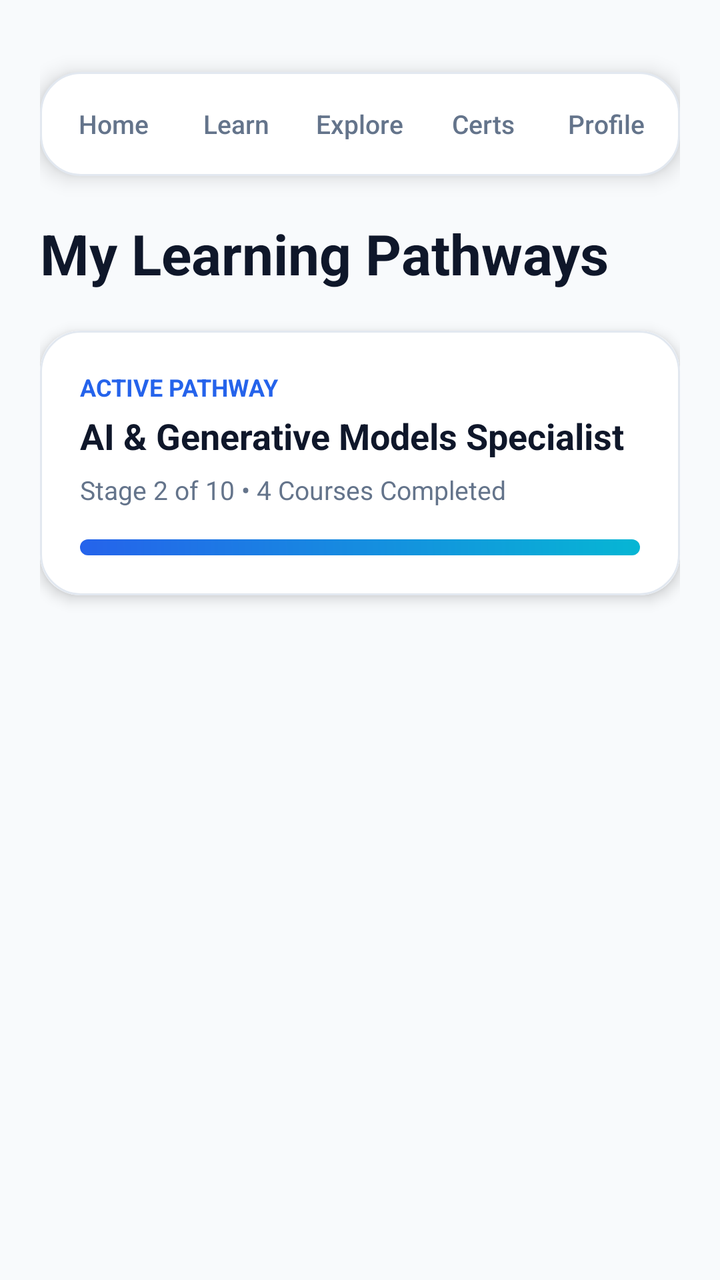
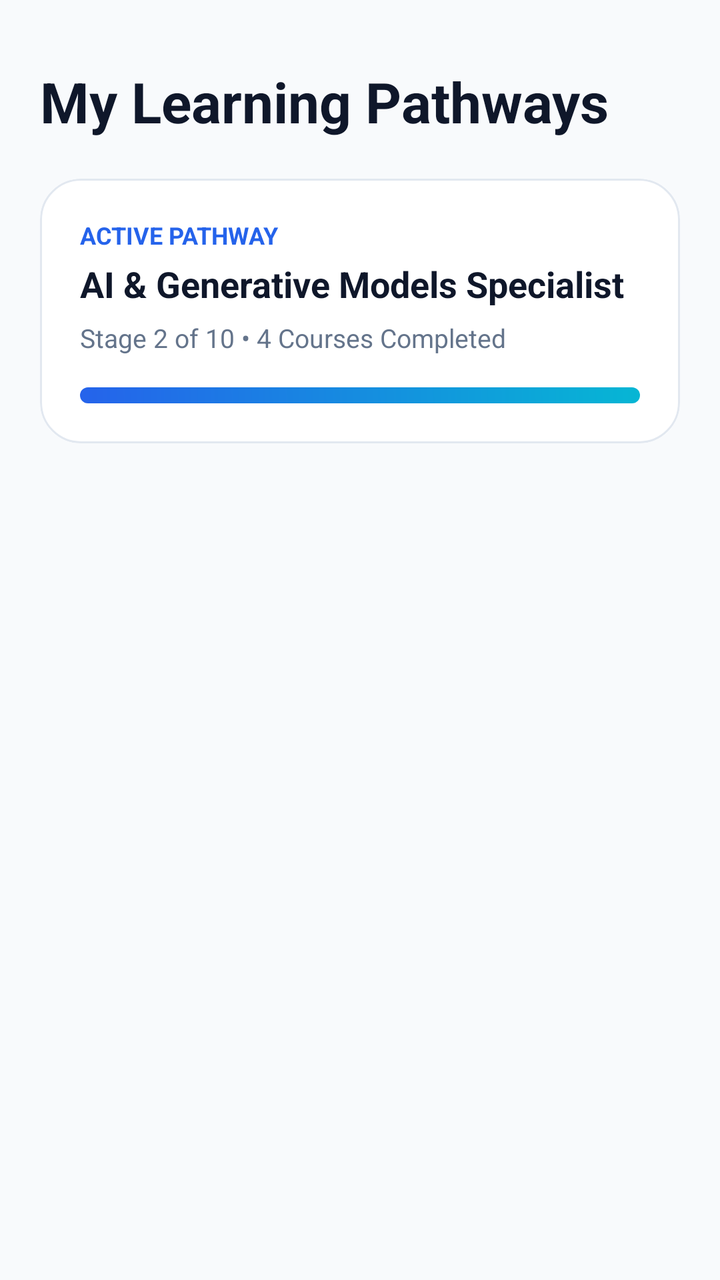

Screens rendered from an Android XML layout before and after an edit, with the pre-edit source and the edit as a unified diff.
<!-- AndroidManifest.xml: application theme Theme.CertifAI -->
<!-- res/layout/fragment_learn.xml -->
<?xml version="1.0" encoding="utf-8"?>
<androidx.constraintlayout.widget.ConstraintLayout xmlns:android="http://schemas.android.com/apk/res/android"
    xmlns:app="http://schemas.android.com/apk/res-auto"
    android:layout_width="match_parent"
    android:layout_height="match_parent"
    android:background="@color/bg_light"
    android:padding="20dp">

    <include
        android:id="@+id/includeTopNav"
        layout="@layout/view_top_nav"
        android:layout_width="0dp"
        android:layout_height="52dp"
        android:layout_marginTop="16dp"
        app:layout_constraintEnd_toEndOf="parent"
        app:layout_constraintStart_toStartOf="parent"
        app:layout_constraintTop_toTopOf="parent" />

    <TextView
        android:id="@+id/tvTitle"
        android:layout_width="0dp"
        android:layout_height="wrap_content"
        android:layout_marginTop="20dp"
        android:text="My Learning Pathways"
        android:textColor="@color/text_primary_light"
        android:textSize="28sp"
        android:textStyle="bold"
        app:layout_constraintEnd_toEndOf="parent"
        app:layout_constraintStart_toStartOf="parent"
        app:layout_constraintTop_toBottomOf="@id/includeTopNav" />

    <androidx.cardview.widget.CardView
        android:id="@+id/cardPathway"
        android:layout_width="0dp"
        android:layout_height="wrap_content"
        android:layout_marginTop="20dp"
        app:cardBackgroundColor="@color/surface_light"
        app:cardCornerRadius="20dp"
        app:cardElevation="4dp"
        app:layout_constraintEnd_toEndOf="parent"
        app:layout_constraintStart_toStartOf="parent"
        app:layout_constraintTop_toBottomOf="@id/tvTitle">

        <LinearLayout
            android:layout_width="match_parent"
            android:layout_height="wrap_content"
            android:background="@drawable/bg_glossy_surface"
            android:orientation="vertical"
            android:padding="20dp">

            <TextView
                android:layout_width="wrap_content"
                android:layout_height="wrap_content"
                android:text="ACTIVE PATHWAY"
                android:textColor="@color/electric_blue"
                android:textSize="12sp"
                android:textStyle="bold" />

            <TextView
                android:layout_width="wrap_content"
                android:layout_height="wrap_content"
                android:layout_marginTop="4dp"
                android:text="AI &amp; Generative Models Specialist"
                android:textColor="@color/text_primary_light"
                android:textSize="18sp"
                android:textStyle="bold" />

            <TextView
                android:layout_width="wrap_content"
                android:layout_height="wrap_content"
                android:layout_marginTop="6dp"
                android:text="Stage 2 of 10 • 4 Courses Completed"
                android:textColor="@color/text_secondary_light"
                android:textSize="13sp" />

            <ProgressBar
                style="@android:style/Widget.ProgressBar.Horizontal"
                android:layout_width="match_parent"
                android:layout_height="8dp"
                android:layout_marginTop="16dp"
                android:max="10"
                android:progress="2"
                android:progressDrawable="@drawable/bg_primary_button" />

        </LinearLayout>
    </androidx.cardview.widget.CardView>

</androidx.constraintlayout.widget.ConstraintLayout>
<!-- res/layout/view_top_nav.xml (included above) -->
<?xml version="1.0" encoding="utf-8"?>
<LinearLayout xmlns:android="http://schemas.android.com/apk/res/android"
    android:id="@+id/llTopNavTabs"
    android:layout_width="match_parent"
    android:layout_height="52dp"
    android:background="@drawable/bg_glossy_surface"
    android:elevation="6dp"
    android:gravity="center"
    android:orientation="horizontal"
    android:padding="6dp">

    <TextView
        android:id="@+id/tabHome"
        android:layout_width="0dp"
        android:layout_height="match_parent"
        android:layout_weight="1"
        android:fontFamily="sans-serif-medium"
        android:gravity="center"
        android:text="Home"
        android:textColor="@color/text_secondary_light"
        android:textSize="13sp" />

    <TextView
        android:id="@+id/tabLearn"
        android:layout_width="0dp"
        android:layout_height="match_parent"
        android:layout_weight="1"
        android:fontFamily="sans-serif-medium"
        android:gravity="center"
        android:text="Learn"
        android:textColor="@color/text_secondary_light"
        android:textSize="13sp" />

    <TextView
        android:id="@+id/tabExplore"
        android:layout_width="0dp"
        android:layout_height="match_parent"
        android:layout_weight="1"
        android:fontFamily="sans-serif-medium"
        android:gravity="center"
        android:text="Explore"
        android:textColor="@color/text_secondary_light"
        android:textSize="13sp" />

    <TextView
        android:id="@+id/tabCertificates"
        android:layout_width="0dp"
        android:layout_height="match_parent"
        android:layout_weight="1"
        android:fontFamily="sans-serif-medium"
        android:gravity="center"
        android:text="Certs"
        android:textColor="@color/text_secondary_light"
        android:textSize="13sp" />

    <TextView
        android:id="@+id/tabProfile"
        android:layout_width="0dp"
        android:layout_height="match_parent"
        android:layout_weight="1"
        android:fontFamily="sans-serif-medium"
        android:gravity="center"
        android:text="Profile"
        android:textColor="@color/text_secondary_light"
        android:textSize="13sp" />
</LinearLayout>
<!-- resources referenced by this layout -->
<resources>
  <color name="bg_light">#F8FAFC</color>
  <color name="electric_blue">#2563EB</color>
  <color name="surface_light">#FFFFFF</color>
  <color name="text_primary_light">#0F172A</color>
  <color name="text_secondary_light">#64748B</color>
  <!-- drawable bg_glossy_surface (drawable) -->
  <?xml version="1.0" encoding="utf-8"?>
  <shape xmlns:android="http://schemas.android.com/apk/res/android"
      android:shape="rectangle">
      <solid android:color="@color/surface_light" />
      <corners android:radius="20dp" />
      <stroke
          android:width="1dp"
          android:color="@color/border_light" />
  </shape>
  <!-- drawable bg_primary_button (drawable) -->
  <?xml version="1.0" encoding="utf-8"?>
  <shape xmlns:android="http://schemas.android.com/apk/res/android"
      android:shape="rectangle">
      <gradient
          android:angle="45"
          android:endColor="@color/cyan_accent"
          android:startColor="@color/electric_blue" />
      <corners android:radius="16dp" />
  </shape>
  <style name="Theme.CertifAI" parent="Base.Theme.CertifAI" />
  <color name="border_light">#E2E8F0</color>
  <color name="cyan_accent">#06B6D4</color>
  <style name="Base.Theme.CertifAI" parent="Theme.Material3.DayNight.NoActionBar">
          <item name="colorPrimary">@color/electric_blue</item>
          <item name="colorOnPrimary">@color/white</item>
          <item name="colorSecondary">@color/cyan_accent</item>
          <item name="android:statusBarColor">@color/bg_light</item>
          <item name="android:windowLightStatusBar">true</item>
          <item name="android:windowBackground">@color/bg_light</item>
      </style>
  <color name="white">#FFFFFFFF</color>
</resources>

<!-- the commit's change to res/layout/fragment_learn.xml (unified diff, before → after) -->
@@ -6,28 +6,18 @@
     android:background="@color/bg_light"
     android:padding="20dp">
 
-    <include
-        android:id="@+id/includeTopNav"
-        layout="@layout/view_top_nav"
-        android:layout_width="0dp"
-        android:layout_height="52dp"
-        android:layout_marginTop="16dp"
-        app:layout_constraintEnd_toEndOf="parent"
-        app:layout_constraintStart_toStartOf="parent"
-        app:layout_constraintTop_toTopOf="parent" />
-
     <TextView
         android:id="@+id/tvTitle"
         android:layout_width="0dp"
         android:layout_height="wrap_content"
-        android:layout_marginTop="20dp"
+        android:layout_marginTop="12dp"
         android:text="My Learning Pathways"
         android:textColor="@color/text_primary_light"
         android:textSize="28sp"
         android:textStyle="bold"
         app:layout_constraintEnd_toEndOf="parent"
         app:layout_constraintStart_toStartOf="parent"
-        app:layout_constraintTop_toBottomOf="@id/includeTopNav" />
+        app:layout_constraintTop_toTopOf="parent" />
 
     <androidx.cardview.widget.CardView
         android:id="@+id/cardPathway"
@@ -36,7 +26,7 @@
         android:layout_marginTop="20dp"
         app:cardBackgroundColor="@color/surface_light"
         app:cardCornerRadius="20dp"
-        app:cardElevation="4dp"
+        app:cardElevation="0dp"
         app:layout_constraintEnd_toEndOf="parent"
         app:layout_constraintStart_toStartOf="parent"
         app:layout_constraintTop_toBottomOf="@id/tvTitle">
@@ -86,70 +76,3 @@
     </androidx.cardview.widget.CardView>
 
 </androidx.constraintlayout.widget.ConstraintLayout>
-<!-- res/layout/view_top_nav.xml (included above) -->
-<?xml version="1.0" encoding="utf-8"?>
-<LinearLayout xmlns:android="http://schemas.android.com/apk/res/android"
-    android:id="@+id/llTopNavTabs"
-    android:layout_width="match_parent"
-    android:layout_height="52dp"
-    android:background="@drawable/bg_glossy_surface"
-    android:elevation="6dp"
-    android:gravity="center"
-    android:orientation="horizontal"
-    android:padding="6dp">
-
-    <TextView
-        android:id="@+id/tabHome"
-        android:layout_width="0dp"
-        android:layout_height="match_parent"
-        android:layout_weight="1"
-        android:fontFamily="sans-serif-medium"
-        android:gravity="center"
-        android:text="Home"
-        android:textColor="@color/text_secondary_light"
-        android:textSize="13sp" />
-
-    <TextView
-        android:id="@+id/tabLearn"
-        android:layout_width="0dp"
-        android:layout_height="match_parent"
-        android:layout_weight="1"
-        android:fontFamily="sans-serif-medium"
-        android:gravity="center"
-        android:text="Learn"
-        android:textColor="@color/text_secondary_light"
-        android:textSize="13sp" />
-
-    <TextView
-        android:id="@+id/tabExplore"
-        android:layout_width="0dp"
-        android:layout_height="match_parent"
-        android:layout_weight="1"
-        android:fontFamily="sans-serif-medium"
-        android:gravity="center"
-        android:text="Explore"
-        android:textColor="@color/text_secondary_light"
-        android:textSize="13sp" />
-
-    <TextView
-        android:id="@+id/tabCertificates"
-        android:layout_width="0dp"
-        android:layout_height="match_parent"
-        android:layout_weight="1"
-        android:fontFamily="sans-serif-medium"
-        android:gravity="center"
-        android:text="Certs"
-        android:textColor="@color/text_secondary_light"
-        android:textSize="13sp" />
-
-    <TextView
-        android:id="@+id/tabProfile"
-        android:layout_width="0dp"
-        android:layout_height="match_parent"
-        android:layout_weight="1"
-        android:fontFamily="sans-serif-medium"
-        android:gravity="center"
-        android:text="Profile"
-        android:textColor="@color/text_secondary_light"
-        android:textSize="13sp" />
-</LinearLayout>
